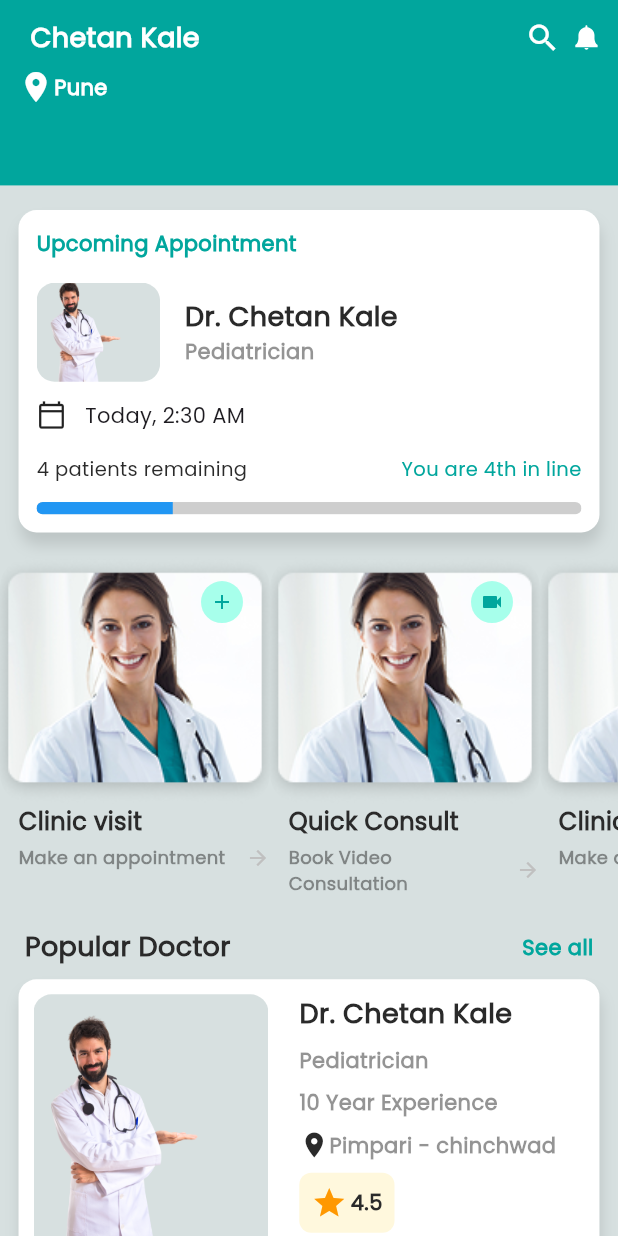
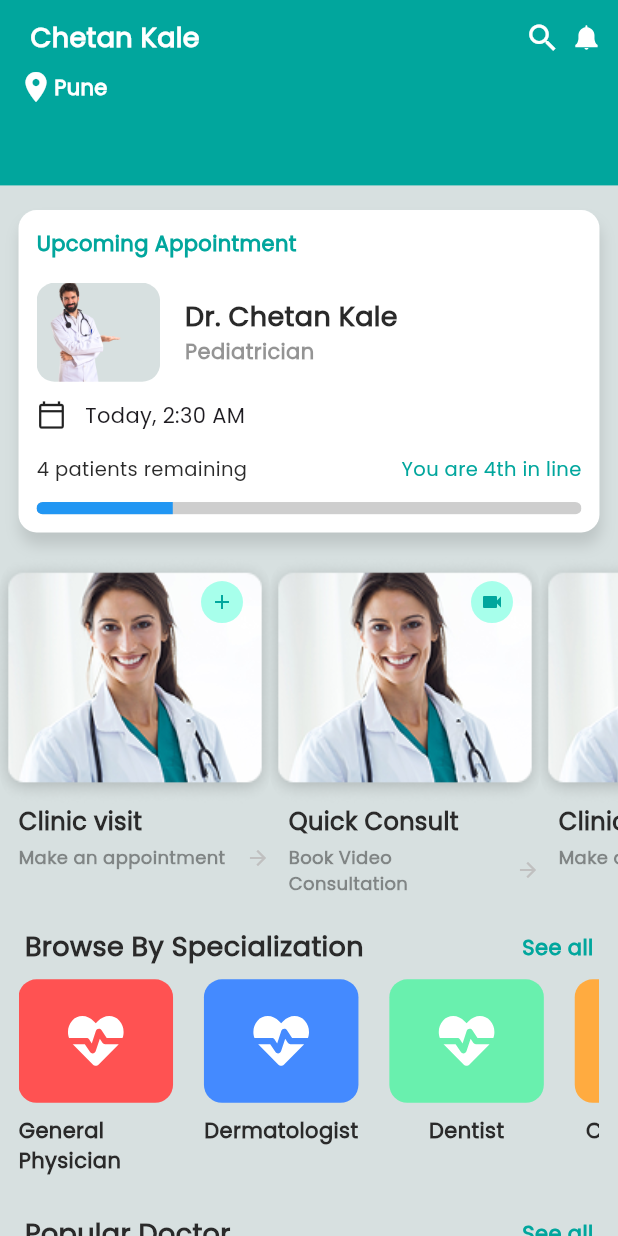
Before and after one commit to mayurpatil2991997/doctor_app, a Flutter app: the HomeScreen screen opened by its route, on a phone screen of 412 x 824 dp. Run offline on Flutter 3.47's test engine with Material 3 defaults, Android fonts, the phone set to English and light mode, and no system bars; our stand-ins replace dio, flutter_svg, get, pretty_dio_logger, shared_preferences, sizer; accounts and stored records are empty.

Commit message:
Added specialization widget

```diff
--- a/lib/Modules/home/home_screen.dart
+++ b/lib/Modules/home/home_screen.dart
@@ -49,6 +49,33 @@ class _HomeScreenState extends State<HomeScreen> {
     },
   ];
 
+  final List<Map<String, dynamic>> specializationList = [
+    {
+      'title': 'General Physician',
+      'color': Colors.redAccent,
+    },
+    {
+      'title': 'Dermatologist',
+      'color': Colors.blueAccent,
+    },
+    {
+      'title': 'Dentist',
+      'color': Colors.greenAccent,
+    },
+    {
+      'title': 'Cardiologist',
+      'color': Colors.orangeAccent,
+    },
+    {
+      'title': 'Neurologist',
+      'color': Colors.purpleAccent,
+    },
+    {
+      'title': 'Psychiatrist',
+      'color': Colors.tealAccent,
+    },
+  ];
+
 
   @override
   void initState() {
@@ -60,7 +87,7 @@ class _HomeScreenState extends State<HomeScreen> {
   Widget build(BuildContext context) {
     return Scaffold(
       backgroundColor: AppColor.bgColor,
-      appBar:PreferredSize(
+      appBar: PreferredSize(
         preferredSize: Size.fromHeight(15.h),
         child: SafeArea(
           child: header(), // Your custom header
@@ -69,32 +96,23 @@ class _HomeScreenState extends State<HomeScreen> {
       body: SingleChildScrollView(
         child: Column(
           children: [
-            SizedBox(
-              height: 2.h,
+            SizedBox(height: 2.h),
+            Padding(
+              padding: EdgeInsets.symmetric(horizontal: 3.w),
+              child: Column(children: [upcomingAppointment()]),
             ),
+            SizedBox(height: 2.h),
+            appointmentOptions(),
+            SizedBox(height: 2.h),
             Padding(
-             padding: EdgeInsets.symmetric(
-               horizontal: 3.w
+              padding: EdgeInsets.symmetric(horizontal: 3.w),
+              child: specializationWidget(),
             ),
-             child: Column(
-               children: [
-                 upcomingAppointment()
-               ],
+            SizedBox(height: 1.h),
+            Padding(
+              padding: EdgeInsets.symmetric(horizontal: 3.w),
+              child: popularDoctorWidget(),
             ),
-           ),
-            SizedBox(
-              height: 2.h,
-            ),
-            appointmentOptions(),
-            SizedBox(
-              height: 2.h,
-            ),
-            Padding(
-              padding: EdgeInsets.symmetric(
-                  horizontal: 3.w
-              ),
-              child: popularDoctorWidget(),
-            )
           ],
         ),
       ),
@@ -113,48 +131,34 @@ class _HomeScreenState extends State<HomeScreen> {
             mainAxisAlignment: MainAxisAlignment.spaceBetween,
             children: [
               Padding(
-                padding: EdgeInsets.only(
-                  left: 2.w
-                ),
+                padding: EdgeInsets.only(left: 2.w),
                 child: Text(
                   "Chetan Kale",
                   style: AppTextStyle.semiBoldText.copyWith(
                     fontSize: 18,
-                    color: AppColor.whiteColor
+                    color: AppColor.whiteColor,
                   ),
                 ),
               ),
               Spacer(),
-              Icon(
-                Icons.search,
-                color: AppColor.whiteColor,
-              ),
-              SizedBox(
-                width: 2.w,
-              ),
-              SvgPicture.asset(
-                AppAssets.notification
-              )
+              Icon(Icons.search, color: AppColor.whiteColor),
+              SizedBox(width: 2.w),
+              SvgPicture.asset(AppAssets.notification),
             ],
           ),
-          SizedBox(
-            height: 1.h,
-          ),
+          SizedBox(height: 1.h),
           Row(
             children: [
-             Icon(
-               Icons.location_on,
-               color: AppColor.whiteColor,
-             ),
+              Icon(Icons.location_on, color: AppColor.whiteColor),
               Text(
                 "Pune",
                 style: AppTextStyle.semiBoldText.copyWith(
                   fontSize: 14,
-                    color: AppColor.whiteColor
+                  color: AppColor.whiteColor,
                 ),
               ),
             ],
-          )
+          ),
         ],
       ),
     );
@@ -167,11 +171,7 @@ class _HomeScreenState extends State<HomeScreen> {
         color: Colors.white,
         borderRadius: BorderRadius.circular(12),
         boxShadow: [
-          BoxShadow(
-            color: Colors.black12,
-            blurRadius: 8,
-            offset: Offset(1, 8),
-          ),
+          BoxShadow(color: Colors.black12, blurRadius: 8, offset: Offset(1, 8)),
         ],
       ),
       child: Column(
@@ -232,9 +232,7 @@ class _HomeScreenState extends State<HomeScreen> {
               SizedBox(width: 3.w),
               Text(
                 "Today, 2:30 AM",
-                style: AppTextStyle.mediumText.copyWith(
-                    fontSize: 14
-                ),
+                style: AppTextStyle.mediumText.copyWith(fontSize: 14),
               ),
             ],
           ),
@@ -247,7 +245,7 @@ class _HomeScreenState extends State<HomeScreen> {
                 "4 patients remaining",
                 style: AppTextStyle.mediumText.copyWith(
                   fontSize: 13,
-                   color: AppColor.blackColor
+                  color: AppColor.blackColor,
                 ),
               ),
               Text(
@@ -317,15 +315,16 @@ class _HomeScreenState extends State<HomeScreen> {
                   ],
                 ),
                 Padding(
-                 padding: EdgeInsets.only(
-                   left: 3.w
-                 ),
+                  padding: EdgeInsets.only(left: 3.w),
                   child: Column(
                     crossAxisAlignment: CrossAxisAlignment.start,
                     children: [
                       Text(
                         data['title'],
-                       style: AppTextStyle.boldText.copyWith(fontSize: 16, color: AppColor.blackColor),
+                        style: AppTextStyle.boldText.copyWith(
+                          fontSize: 16,
+                          color: AppColor.blackColor,
+                        ),
                       ),
                       SizedBox(height: 0.5.h),
                       Row(
@@ -333,15 +332,22 @@ class _HomeScreenState extends State<HomeScreen> {
                           Expanded(
                             child: Text(
                               data['subtitle'],
-                             style: AppTextStyle.boldText.copyWith(fontSize: 12, color: AppColor.blackColor.withOpacity(0.5)),
+                              style: AppTextStyle.boldText.copyWith(
+                                fontSize: 12,
+                                color: AppColor.blackColor.withOpacity(0.5),
                               ),
                             ),
-                         Icon(Icons.arrow_forward, size: 16, color: AppColor.greyColor),
+                          ),
+                          Icon(
+                            Icons.arrow_forward,
+                            size: 16,
+                            color: AppColor.greyColor,
+                          ),
                         ],
                       ),
                     ],
                   ),
-               )
+                ),
               ],
             ),
           );
@@ -354,9 +360,7 @@ class _HomeScreenState extends State<HomeScreen> {
     return Column(
       children: [
         Padding(
-          padding: EdgeInsets.symmetric(
-            horizontal: 1.w
-          ),
+          padding: EdgeInsets.symmetric(horizontal: 1.w),
           child: Row(
             mainAxisAlignment: MainAxisAlignment.spaceBetween,
             children: [
@@ -364,22 +368,20 @@ class _HomeScreenState extends State<HomeScreen> {
                 "Popular Doctor",
                 style: AppTextStyle.boldText.copyWith(
                   color: AppColor.blackColor,
-                  fontSize: 18
+                  fontSize: 18,
                 ),
               ),
               Text(
                 "See all",
                 style: AppTextStyle.boldText.copyWith(
                   color: AppColor.primaryColor,
-                    fontSize: 14
+                  fontSize: 14,
                 ),
               ),
             ],
           ),
         ),
-        SizedBox(
-          height: 1.h,
-        ),
+        SizedBox(height: 1.h),
         ListView.builder(
           itemCount: 5,
           shrinkWrap: true,
@@ -407,8 +409,8 @@ class _HomeScreenState extends State<HomeScreen> {
                         crossAxisAlignment: CrossAxisAlignment.start,
                         children: [
                           Container(
-                              width: 38.w,
-                              height: 21.h,
+                            width: 30.w,
+                            height: 16.h,
                             decoration: BoxDecoration(
                               borderRadius: BorderRadius.circular(12),
                               image: DecorationImage(
@@ -419,9 +421,7 @@ class _HomeScreenState extends State<HomeScreen> {
                           ),
                           SizedBox(width: 2.w),
                           Padding(
-                              padding: EdgeInsets.only(
-                                  left: 3.w
-                              ),
+                            padding: EdgeInsets.only(left: 3.w),
                             child: Column(
                               crossAxisAlignment: CrossAxisAlignment.start,
                               children: [
@@ -432,7 +432,7 @@ class _HomeScreenState extends State<HomeScreen> {
                                     fontSize: 18,
                                   ),
                                 ),
-                                  SizedBox(height: 1.h),
+                                SizedBox(height: 0.5.h),
                                 Text(
                                   "Pediatrician",
                                   style: AppTextStyle.boldText.copyWith(
@@ -440,7 +440,7 @@ class _HomeScreenState extends State<HomeScreen> {
                                     fontSize: 14,
                                   ),
                                 ),
-                                  SizedBox(height: 1.h),
+                                SizedBox(height: 0.5.h),
                                 Text(
                                   "10 Year Experience",
                                   style: AppTextStyle.boldText.copyWith(
@@ -448,7 +448,7 @@ class _HomeScreenState extends State<HomeScreen> {
                                     fontSize: 14,
                                   ),
                                 ),
-                                  SizedBox(height: 1.h),
+                                SizedBox(height: 0.5.h),
                                 Row(
                                   crossAxisAlignment: CrossAxisAlignment.center,
                                   children: [
@@ -460,13 +460,15 @@ class _HomeScreenState extends State<HomeScreen> {
                                     Text(
                                       "Pimpari - chinchwad",
                                       style: AppTextStyle.boldText.copyWith(
-                                          color: AppColor.blackColor.withOpacity(0.5),
+                                        color: AppColor.blackColor.withOpacity(
+                                          0.5,
+                                        ),
                                         fontSize: 14,
                                       ),
                                     ),
                                   ],
                                 ),
-                                  SizedBox(height: 1.h),
+                                SizedBox(height: 0.5.h),
                                 Container(
                                   padding: EdgeInsets.all(8),
                                   decoration: BoxDecoration(
@@ -475,10 +477,8 @@ class _HomeScreenState extends State<HomeScreen> {
                                   ),
                                   child: Row(
                                     children: [
-                                        Icon(Icons.star,color: Colors.orange,),
-                                        SizedBox(
-                                          width: 2.2,
-                                        ),
+                                      Icon(Icons.star, color: Colors.orange),
+                                      SizedBox(width: 2.2),
                                       Text(
                                         "4.5",
                                         style: AppTextStyle.boldText.copyWith(
@@ -489,7 +489,6 @@ class _HomeScreenState extends State<HomeScreen> {
                                     ],
                                   ),
                                 ),
-
                               ],
                             ),
                           ),
@@ -498,12 +497,97 @@ class _HomeScreenState extends State<HomeScreen> {
                     ],
                   ),
                 ),
-                  SizedBox(
-                    height: 2.h,
-                  )
+                SizedBox(height: 2.h),
+              ],
+            );
+          },
+        ),
       ],
     );
   }
+
+  Widget specializationWidget() {
+    return Column(
+      crossAxisAlignment: CrossAxisAlignment.start,
+      children: [
+        Padding(
+          padding: EdgeInsets.symmetric(horizontal: 1.w),
+          child: Row(
+            mainAxisAlignment: MainAxisAlignment.spaceBetween,
+            children: [
+              Text(
+                "Browse By Specialization",
+                style: AppTextStyle.boldText.copyWith(
+                  color: AppColor.blackColor,
+                  fontSize: 18,
+                ),
+              ),
+              Text(
+                "See all",
+                style: AppTextStyle.boldText.copyWith(
+                  color: AppColor.primaryColor,
+                  fontSize: 14,
+                ),
+              ),
+            ],
+          ),
+        ),
+        SizedBox(height: 1.h),
+        SizedBox(
+          height: 18.h,
+          child: ListView.builder(
+            scrollDirection: Axis.horizontal,
+            itemCount: specializationList.length,
+            itemBuilder: (context, index) {
+              final item = specializationList[index];
+              return Row(
+                children: [
+                  Column(
+                    crossAxisAlignment: CrossAxisAlignment.start,
+                    children: [
+                      Container(
+                        width: 25.w,
+                        height: 10.h,
+                        decoration: BoxDecoration(
+                          color: item['color'],
+                          borderRadius: BorderRadius.circular(12),
+                        ),
+                        child: Center(
+                          child: SvgPicture.asset(
+                            AppAssets.heart,
+                            height: 6.h,
+                            width: 12.w,
+                            fit: BoxFit.contain,
+                          ),
+                        ),
+                      ),
+                      SizedBox(
+                        height: 1.h,
+                      ),
+                      SizedBox(
+                        width: 25.w,
+                        child: Center(
+                          child: Text(
+                            item['title'],
+                            maxLines: 2,
+                            overflow: TextOverflow.ellipsis,
+                            softWrap: true,
+                            style: AppTextStyle.semiBoldText.copyWith(
+                              fontSize: 14,
+                              color: AppColor.blackColor
+                            ),
+                          ),
+                        ),
+                      )
+                    ],
+                  ),
+                  SizedBox(
+                    width: 5.w,
+                  ),
+                ],
+              );
+            },
+          ),
         ),
       ],
     );
--- a/lib/constants/app_const_assets.dart
+++ b/lib/constants/app_const_assets.dart
@@ -1,6 +1,7 @@
 class AppAssets {
   // SVG
   static const String notification = "assets/images/notification.svg";
+  static const String heart = "assets/images/heart.svg";
 
   //JPG
   static const String introImage1 = "assets/images/intro_image1.png";
```
Also changed, not shown: assets/images/heart.svg (added). Lines whose indentation alone changed are shown as unchanged.
